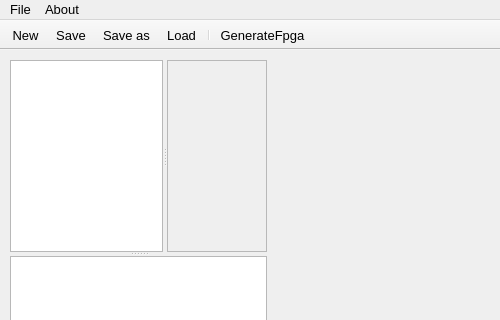
Above: resource/mainwindow.ui from marcoRitter/PackGen before the change; both pictures show x 0 to 500 and y 0 to 320 of the 500 by 500 pixel window. Below: the same form after it.
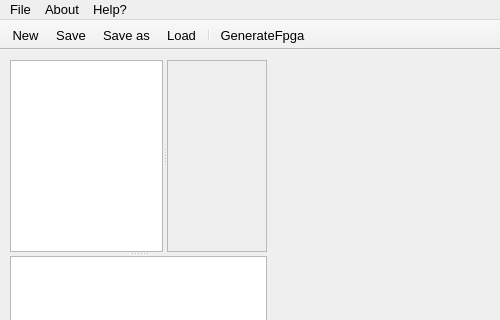
That is the form after the change. Icons and pictures are not drawn.

Commit message: changed bit reverse function for lattice in masterfile / added help dialog

```diff
--- a/resource/mainwindow.ui
+++ b/resource/mainwindow.ui
@@ -160,8 +160,15 @@
     </property>
     <addaction name="actionProperties"/>
    </widget>
+   <widget class="QMenu" name="menuHelp">
+    <property name="title">
+     <string>Help?</string>
+    </property>
+    <addaction name="actionHelp_Dialog"/>
+   </widget>
    <addaction name="menuFile"/>
    <addaction name="menuEdit"/>
+   <addaction name="menuHelp"/>
   </widget>
   <widget class="QToolBar" name="mainToolBar">
    <property name="enabled">
```
Left out of the diff: 5 changed lines with no effect on the pictures. The commit also changes 15 other files.
